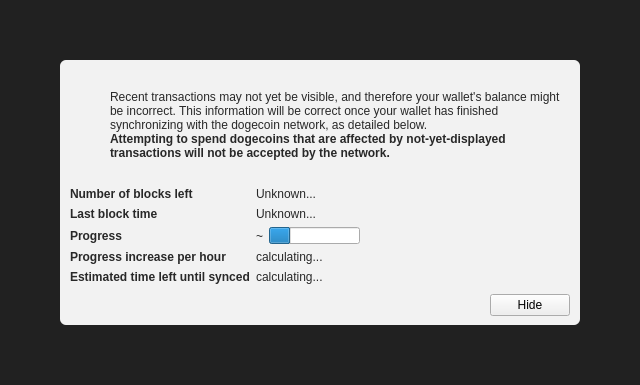
Above: src/qt/forms/modaloverlay.ui from vashshawn/Pingvin-master before the change. Below: the same form after it.
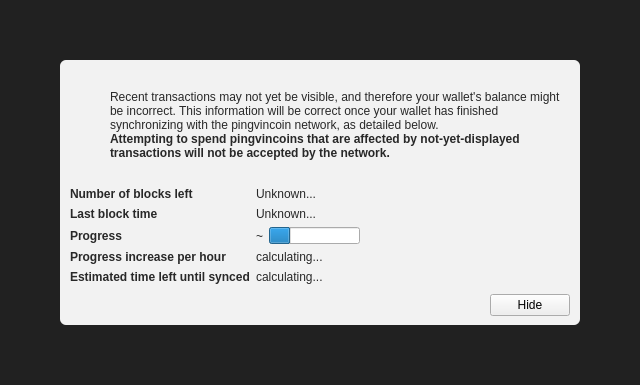
That is the form after the change. Icons and pictures are not drawn. Custom widgets are drawn as their Qt base class.

Commit message: dogecoin evolves to pingvincoin

Diff of the .ui file:
```diff
--- a/src/qt/forms/modaloverlay.ui
+++ b/src/qt/forms/modaloverlay.ui
@@ -130,7 +130,7 @@
              <item>
               <widget class="QLabel" name="infoText">
                <property name="text">
-                <string>Recent transactions may not yet be visible, and therefore your wallet's balance might be incorrect. This information will be correct once your wallet has finished synchronizing with the dogecoin network, as detailed below.</string>
+                <string>Recent transactions may not yet be visible, and therefore your wallet's balance might be incorrect. This information will be correct once your wallet has finished synchronizing with the pingvincoin network, as detailed below.</string>
                </property>
                <property name="textFormat">
                 <enum>Qt::RichText</enum>
@@ -149,7 +149,7 @@
                 </font>
                </property>
                <property name="text">
-                <string>Attempting to spend dogecoins that are affected by not-yet-displayed transactions will not be accepted by the network.</string>
+                <string>Attempting to spend pingvincoins that are affected by not-yet-displayed transactions will not be accepted by the network.</string>
                </property>
                <property name="textFormat">
                 <enum>Qt::RichText</enum>
```
The commit also changes 210 other files.
